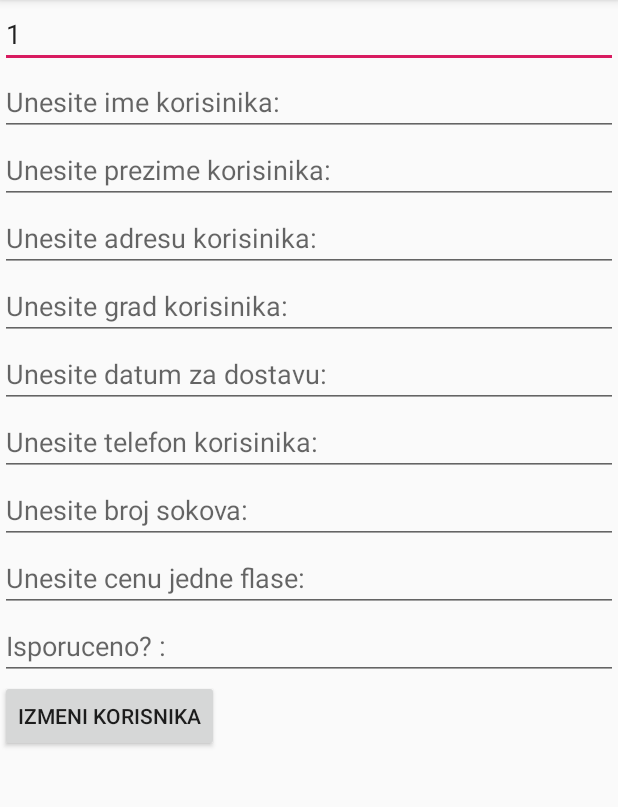
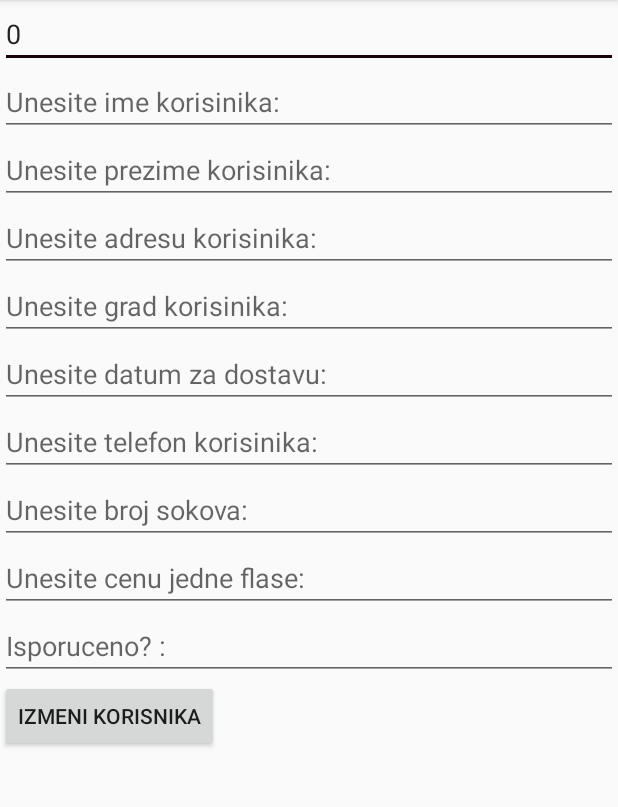
Before and after one commit to dakoni44/SokoviMajkaPriroda, an Android app: the IzmenaActivity screen opened directly, with no data from a screen before it, on a phone screen of 412 x 824 dp, the part 84-891 px from its top. Run offline under Robolectric (Android 15) with nearby library versions, the phone set to English and light mode, and no system bars.

Commit message:
First commit

```diff
--- a/app/src/main/java/com/example/dostava/IzmenaActivity.java
+++ b/app/src/main/java/com/example/dostava/IzmenaActivity.java
@@ -22,8 +22,9 @@ public class IzmenaActivity extends AppCompatActivity {
     private EditText editId,editIme,editPrezime,editAdresa,editGrad,editDatum,editTelefon,editSokovi,editCena,editIsporuceno;
     DatabaseHelper mDatabaseHelper;
     ArrayList<User> users=new ArrayList<>();
-    private int position=0;
     List<String> ids=new ArrayList<>();
+    User usersIspis=new User();
+
 
 
     @Override
@@ -33,49 +34,54 @@ public class IzmenaActivity extends AppCompatActivity {
 
         mDatabaseHelper=new DatabaseHelper(this);
         Cursor data=mDatabaseHelper.getListContents();
-        if (savedInstanceState != null) {
-            this.position = savedInstanceState.getInt("position");
-        }
-        final int position = getIntent().getIntExtra("position", 0);
+        /*if (savedInstanceState != null) {
+            this. = savedInstanceState.getInt("position");
+        }*/
+         int id = getIntent().getIntExtra("id", 0);
         if(data.moveToNext()) {
             do {
-                User user = new User(data.getString(1), data.getString(2), data.getString(3),
+                User user = new User(Integer.parseInt(data.getString(0)),data.getString(1), data.getString(2), data.getString(3),
                         data.getString(4), data.getString(5), data.getString(6),
                         data.getString(7), data.getString(8), data.getString(9));
                 users.add(user);
                 ids.add(data.getString(0));
             } while (data.moveToNext());
         }
+        for(int i=0;i<users.size();i++){
+            if(id==users.get(i).getId()){
+                usersIspis=new User(users.get(i));
+            }
+        }
         editId=findViewById(R.id.edit_id2);
         editId.setHint("Unesite id korisinika: ");
-        editId.setText(ids.get(position));
+        editId.setText(String.valueOf(usersIspis.getId()));
         editIme= findViewById(R.id.edit_ime2);
         editIme.setHint("Unesite ime korisinika: ");
-        editIme.setText(users.get(position).getIme());
+        editIme.setText(usersIspis.getIme());
         editPrezime=findViewById(R.id.edit_prezime2);
         editPrezime.setHint("Unesite prezime korisinika: ");
-        editPrezime.setText(users.get(position).getPrezime());
+        editPrezime.setText(usersIspis.getPrezime());
         editAdresa= findViewById(R.id.edit_adresa2);
         editAdresa.setHint("Unesite adresu korisinika: ");
-        editAdresa.setText(users.get(position).getAdresa());
+        editAdresa.setText(usersIspis.getAdresa());
         editGrad= findViewById(R.id.edit_grad2);
         editGrad.setHint("Unesite grad korisinika: ");
-        editGrad.setText(users.get(position).getGrad());
+        editGrad.setText(usersIspis.getGrad());
         editDatum= findViewById(R.id.edit_datum2);
         editDatum.setHint("Unesite datum za dostavu: ");
-        editDatum.setText(users.get(position).getDatum());
+        editDatum.setText(usersIspis.getDatum());
         editTelefon= findViewById(R.id.edit_telefon2);
         editTelefon.setHint("Unesite telefon korisinika: ");
-        editTelefon.setText(users.get(position).getTelefon());
+        editTelefon.setText(usersIspis.getTelefon());
         editSokovi= findViewById(R.id.edit_sokovi2);
         editSokovi.setHint("Unesite broj sokova: ");
-        editSokovi.setText(users.get(position).getSokovi());
+        editSokovi.setText(usersIspis.getSokovi());
         editCena= findViewById(R.id.edit_cena2);
         editCena.setHint("Unesite cenu jedne flase: ");
-        editCena.setText(users.get(position).getCena());
+        editCena.setText(usersIspis.getCena());
         editIsporuceno= findViewById(R.id.edit_isporuceno2);
         editIsporuceno.setHint("Isporuceno? : ");
-        editIsporuceno.setText(users.get(position).getDobio());
+        editIsporuceno.setText(usersIspis.getDobio());
         btnIzmeni=findViewById(R.id.button2);
         mDatabaseHelper=new DatabaseHelper(this);
         btnIzmeni.setOnClickListener(new View.OnClickListener() {
--- a/app/src/main/java/com/example/dostava/model/User.java
+++ b/app/src/main/java/com/example/dostava/model/User.java
@@ -7,6 +7,7 @@ import java.util.Date;
 public class User {
     //public static SimpleDateFormat dtf= new SimpleDateFormat("dd.MM.yyyy.");
 
+    private int id;
     private String ime;
     private String prezime;
     private String adresa;
@@ -17,7 +18,11 @@ public class User {
     private String cena;
     private String dobio;
 
-    public User(String ime, String prezime, String adresa, String grad, String datum, String telefon, String sokovi, String cena, String dobio) {
+    public User() {
+    }
+
+    public User(int id, String ime, String prezime, String adresa, String grad, String datum, String telefon, String sokovi, String cena, String dobio) {
+        this.id=id;
         this.ime = ime;
         this.prezime = prezime;
         this.adresa = adresa;
@@ -29,6 +34,27 @@ public class User {
         this.dobio = dobio;
     }
 
+    public User(User a){
+        id=a.id;
+        ime=a.ime;
+        prezime=a.prezime;
+        adresa=a.adresa;
+        grad=a.grad;
+        datum=a.datum;
+        telefon=a.telefon;
+        sokovi=a.sokovi;
+        cena=a.cena;
+        dobio=a.dobio;
+
+    }
+
+    public int getId() {
+        return id;
+    }
+
+    public void setId(int id) {
+        this.id = id;
+    }
 
     public String getIme() {
         return ime;
--- a/app/src/main/java/com/example/dostava/ui/pazar/PazarFragment.java
+++ b/app/src/main/java/com/example/dostava/ui/pazar/PazarFragment.java
@@ -46,6 +46,7 @@ public class PazarFragment extends Fragment {
     ListView listView;
     List<String> zaIspis=new ArrayList<>();
     List<String> praznaLista=new ArrayList<>();
+    int idI;
 
     public static PazarFragment newInstance() {
         return new PazarFragment();
@@ -69,6 +70,7 @@ public class PazarFragment extends Fragment {
         }else{
             if (cursor.moveToNext()){
                 do {
+                    idI=Integer.parseInt(cursor.getString(0));
                     ime = cursor.getString(1);
                     prezime = cursor.getString(2);
                     adresa = cursor.getString(3);
@@ -78,7 +80,7 @@ public class PazarFragment extends Fragment {
                     sokovi = cursor.getString(7);
                     cena = cursor.getString(8);
                     isporuceno = cursor.getString(9);
-                    User user = new User(ime, prezime, adresa, grad, datum, telefon, sokovi, cena, isporuceno);
+                    User user = new User(idI,ime, prezime, adresa, grad, datum, telefon, sokovi, cena, isporuceno);
                     users.add(user);
                 }while(cursor.moveToNext());
             }
--- a/app/src/main/res/values/colors.xml
+++ b/app/src/main/res/values/colors.xml
@@ -2,5 +2,5 @@
 <resources>
     <color name="colorPrimary">#090A09</color>
     <color name="colorPrimaryDark">#030303</color>
-    <color name="colorAccent">#D81B60</color>
+    <color name="colorAccent">#180108</color>
 </resources>
```
Also changed, not shown: app/src/main/java/com/example/dostava/ItemInfo.java (+26 -18 lines), app/src/main/java/com/example/dostava/ui/tools/ToolsFragment.java (+19 -18 lines).
